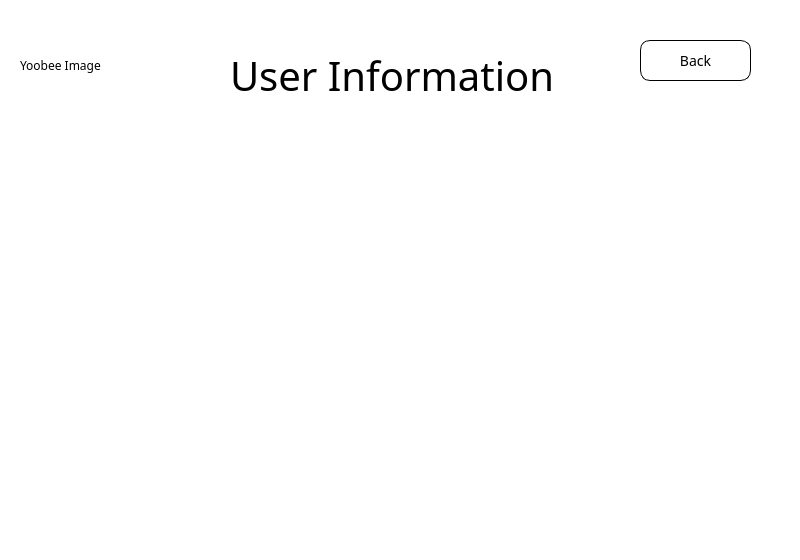
First picture: the form in NewWindowChur/adminuser.ui, repository jandrealyn/LibraryQtSystem, before the edit.
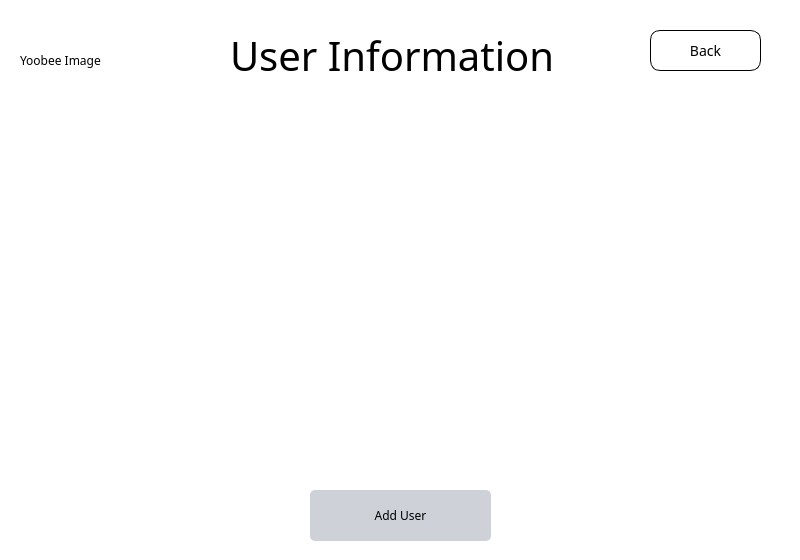
Second picture: the form after the edit.

Patch:
```diff
--- a/NewWindowChur/adminuser.ui
+++ b/NewWindowChur/adminuser.ui
@@ -55,7 +55,7 @@
     <property name="geometry">
      <rect>
       <x>230</x>
-      <y>40</y>
+      <y>20</y>
       <width>321</width>
       <height>71</height>
      </rect>
@@ -74,8 +74,8 @@
    <widget class="QPushButton" name="back">
     <property name="geometry">
      <rect>
-      <x>640</x>
-      <y>40</y>
+      <x>650</x>
+      <y>30</y>
       <width>111</width>
       <height>41</height>
      </rect>
@@ -105,7 +105,7 @@
       <x>20</x>
       <y>10</y>
       <width>181</width>
-      <height>111</height>
+      <height>101</height>
      </rect>
     </property>
     <property name="text">
@@ -115,13 +115,26 @@
    <widget class="QTableWidget" name="adminUser">
     <property name="geometry">
      <rect>
-      <x>70</x>
-      <y>140</y>
-      <width>641</width>
-      <height>371</height>
+      <x>60</x>
+      <y>120</y>
+      <width>681</width>
+      <height>351</height>
      </rect>
     </property>
    </widget>
+   <widget class="QPushButton" name="adduser">
+    <property name="geometry">
+     <rect>
+      <x>310</x>
+      <y>490</y>
+      <width>181</width>
+      <height>51</height>
+     </rect>
+    </property>
+    <property name="text">
+     <string>Add User</string>
+    </property>
+   </widget>
   </widget>
  </widget>
  <resources/>
```
